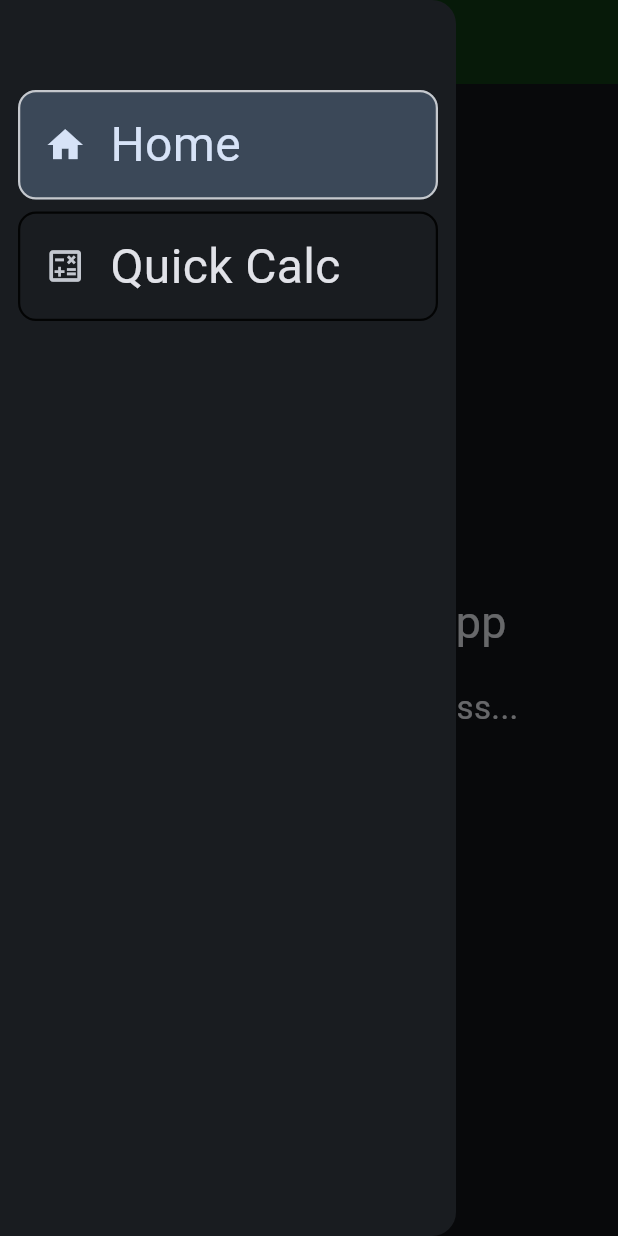
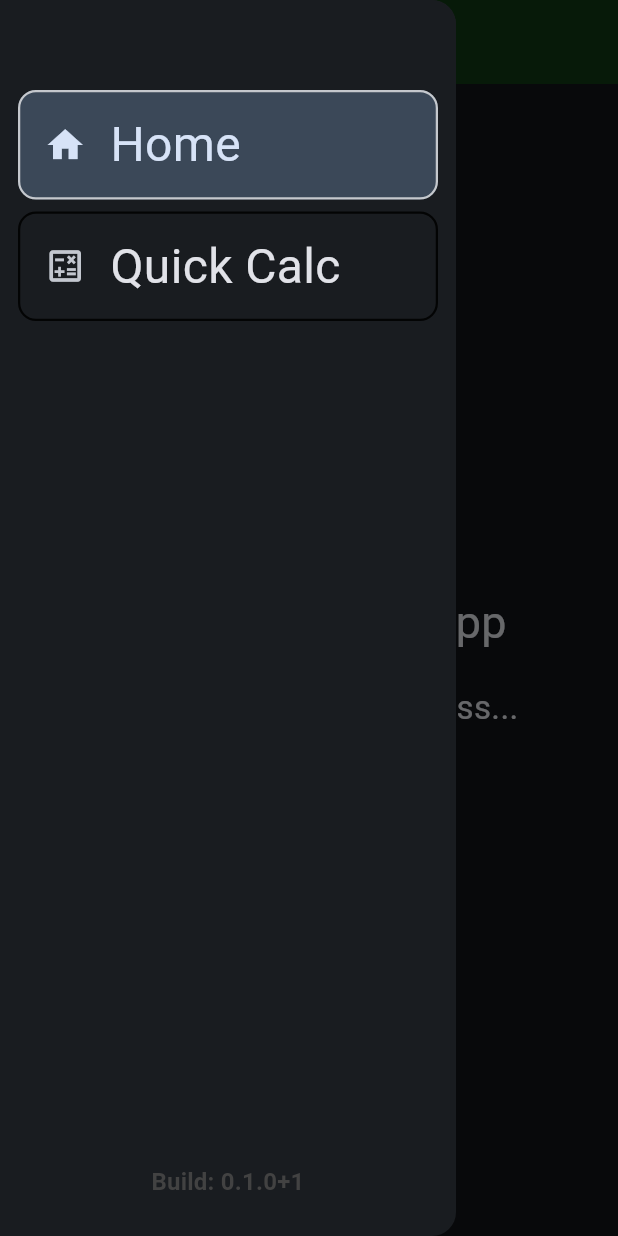
Before and after one commit to matm616/Cell-Pulse, a Flutter app: the screen it shows after launch, with the side drawer open, on a phone screen of 412 x 824 dp. Run offline on Flutter 3.47's test engine with Material 3 defaults, Android fonts, the phone set to English and light mode, and no system bars; our stand-ins replace flutter_svg, package_info_plus.

Commit message:
Display and set build number

```diff
--- a/cell_pulse/lib/main.dart
+++ b/cell_pulse/lib/main.dart
@@ -1,10 +1,19 @@
 import 'package:flutter/material.dart';
+import 'package:flutter_svg/flutter_svg.dart';
+import 'package:package_info_plus/package_info_plus.dart';
 
 import 'package:cell_pulse/quickcalc.dart';
 import 'package:cell_pulse/home.dart';
-import 'package:flutter_svg/flutter_svg.dart';
 
-void main() => runApp(const MainApp());
+Future<void> main() async {
+  WidgetsFlutterBinding.ensureInitialized();
+  packageInfo = await PackageInfo.fromPlatform();
+  appName = packageInfo.appName;
+  packageName = packageInfo.packageName;
+  version = packageInfo.version;
+  buildNumber = packageInfo.buildNumber;
+  runApp(const MainApp());
+}
 
 class MainApp extends StatefulWidget {
   const MainApp({super.key});
@@ -46,7 +55,12 @@ class _MainAppState extends State<MainApp> {
             ],
           ),
         ),
-        drawer: NavigationDrawer(
+        drawer: Drawer(
+          child: SafeArea(
+            child: Column(
+              children: [
+                Expanded(
+                  child: NavigationDrawer(
                     children: <Widget>[
                       SizedBox(height: kToolbarHeight),
                       _DrawerButton(
@@ -66,6 +80,22 @@ class _MainAppState extends State<MainApp> {
                         onTap: _selectDestination,
                       ),
                     ],
+                  ),
+                ),
+                Padding(
+                  padding: const EdgeInsets.fromLTRB(24, 16, 24, 24),
+                  child: Text(
+                    'Build: $version+$buildNumber',
+                    textAlign: TextAlign.center,
+                    style: Theme.of(context).textTheme.titleMedium?.copyWith(
+                          fontWeight: FontWeight.bold,
+                        color: const Color(0xFF424242),
+                        ),
+                  ),
+                ),
+              ],
+            ),
+          ),
         ),
         body: Navigator(
           key: _navigatorKey,
@@ -177,3 +207,9 @@ class _DrawerButton extends StatelessWidget {
     );
   }
 }
+
+late PackageInfo packageInfo;
+late String appName;
+late String packageName;
+late String version;
+late String buildNumber;
--- a/cell_pulse/pubspec.yaml
+++ b/cell_pulse/pubspec.yaml
@@ -1,7 +1,7 @@
 name: cell_pulse
-description: "A new Flutter project."
+description: "LiPo Health Monitor"
 publish_to: 'none'
-version: 0.1.0+1
+version: 0.1.0+dev
 
 environment:
   sdk: ^3.13.1
@@ -11,6 +11,7 @@ dependencies:
   flutter:
     sdk: flutter
   flutter_svg: ^2.3.0
+  package_info_plus: ^10.2.1
 
 dev_dependencies:
   flutter_test:
```
Also changed, not shown: .github/workflows/cicd.yaml, cell_pulse/pubspec.lock. Lines whose indentation alone changed are shown as unchanged.
